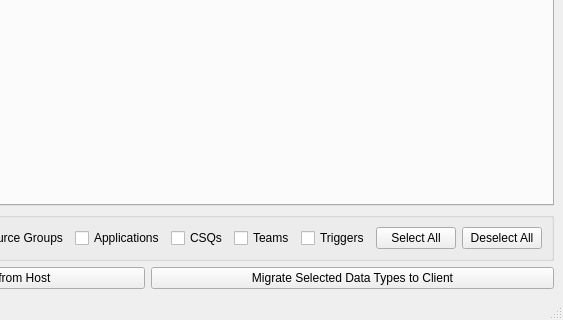
First picture: the form in uccxtabbedwindow.ui, repository xXTheAwesomerXx/XIPE, before the edit; both pictures show x 267 to 830 and y 108 to 428 of the 830 by 428 pixel window.
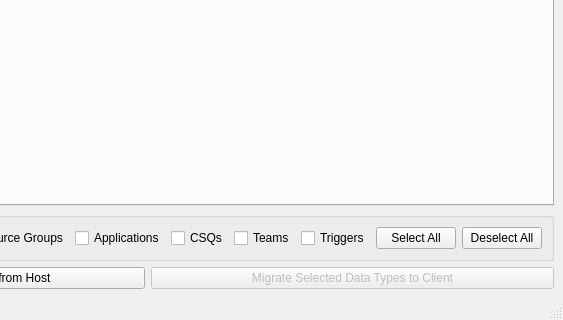
Second picture: the form after the edit.

```diff
--- a/uccxtabbedwindow.ui
+++ b/uccxtabbedwindow.ui
@@ -124,7 +124,7 @@
       <item>
        <widget class="QPushButton" name="btnPushData">
         <property name="enabled">
-         <bool>true</bool>
+         <bool>false</bool>
         </property>
         <property name="text">
          <string>Migrate Selected Data Types to Client</string>
```
Left out of the diff: 3 changed lines with no effect on the pictures.
